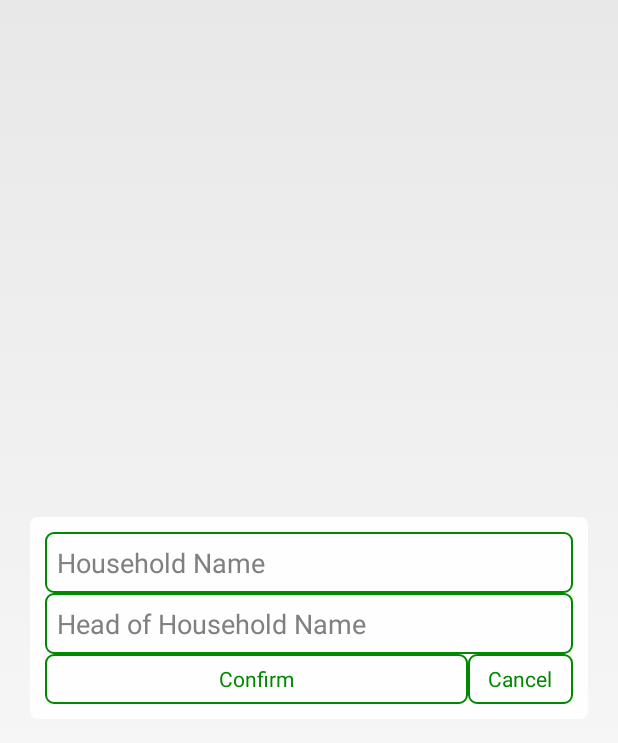
After one commit to JakobHartman/SRA_Android, an Android app: the layout layout_household_dialog.xml on its own in the app's theme, with its tools: preview values and no code run, on a phone screen of 412 x 824 dp. The commit adds this screen. Shown: the top 743 px of the screen. Run offline under Robolectric (Android 15) with nearby library versions, the phone set to English and light mode, and no system bars.

Commit message:
added add Household

```diff
--- a/app/src/main/java/org/rbdc/sra/helperClasses/CRUDFlinger.java
+++ b/app/src/main/java/org/rbdc/sra/helperClasses/CRUDFlinger.java
@@ -8,6 +8,7 @@ import com.google.gson.Gson;
 import com.google.gson.GsonBuilder;
 
 import org.rbdc.sra.objects.Areas;
+import org.rbdc.sra.objects.Households;
 import org.rbdc.sra.objects.QuestionSet;
 import org.rbdc.sra.objects.Region;
 
@@ -55,6 +56,7 @@ public class CRUDFlinger {
         }
 
     }
+
 
     public static void save(String key,Serializable serializable){
         setPreferences();
@@ -115,6 +117,10 @@ public class CRUDFlinger {
 
     public static void addArea(Areas area){
         region.addArea(area);
+    }
+
+    public static void addHousehold(int pos,Households households){
+        region.getAreas().get(pos).addHousehold(households);
     }
 
     public static void removeLocal(String key){
--- /dev/null
+++ b/app/src/main/res/layout/layout_household_dialog.xml
@@ -0,0 +1,64 @@
+<?xml version="1.0" encoding="utf-8"?>
+<RelativeLayout xmlns:android="http://schemas.android.com/apk/res/android"
+    android:layout_width="match_parent"
+    android:layout_margin="20dp"
+    android:layout_height="wrap_content"
+    android:layout_gravity="center"
+    android:id="@+id/dialog"
+    android:background="@drawable/dialog_background"
+    android:padding="10dp"
+    android:orientation="vertical" >
+
+    <EditText
+        android:id="@+id/editText"
+        android:padding="8dp"
+        android:background="@drawable/tab_default"
+        android:textColor="@android:color/black"
+        android:layout_weight="1"
+        android:layout_width="match_parent"
+        android:layout_height="wrap_content"
+        android:hint="Household Name"
+        android:ems="10"
+        android:layout_alignParentTop="true"
+        android:layout_centerHorizontal="true">
+    </EditText>
+
+    <EditText
+        android:id="@+id/editText1"
+        android:padding="8dp"
+        android:background="@drawable/tab_default"
+        android:textColor="@android:color/black"
+        android:layout_weight="1"
+        android:hint="Head of Household Name"
+        android:layout_width="match_parent"
+        android:layout_height="wrap_content"
+        android:ems="10"
+        android:layout_below="@+id/editText"
+        android:layout_alignParentRight="true"
+        android:layout_alignParentEnd="true">
+    </EditText>
+
+    <Button
+        android:id="@+id/btncancel"
+        android:layout_width="wrap_content"
+        android:layout_height="wrap_content"
+        android:text="Cancel"
+        style="@style/UIButtonInverse"
+        android:layout_gravity="center_horizontal"
+        android:layout_below="@+id/editText1"
+        android:layout_alignRight="@+id/editText1"
+        android:layout_alignEnd="@+id/editText1" />
+
+    <Button
+        android:id="@+id/btn"
+        android:layout_width="wrap_content"
+        android:layout_height="wrap_content"
+        android:text="Confirm"
+        style="@style/UIButtonInverse"
+        android:layout_alignTop="@+id/btncancel"
+        android:layout_alignParentLeft="true"
+        android:layout_alignParentStart="true"
+        android:layout_toLeftOf="@+id/btncancel"
+        android:layout_toStartOf="@+id/btncancel" />
+
+</RelativeLayout>
```
Also changed, not shown: app/src/main/java/com/special/AreasFragment.java (+79 -6 lines), app/src/main/res/layout/layout_area_dialog.xml (renamed from app/src/main/res/layout/layout_dialog.xml).
